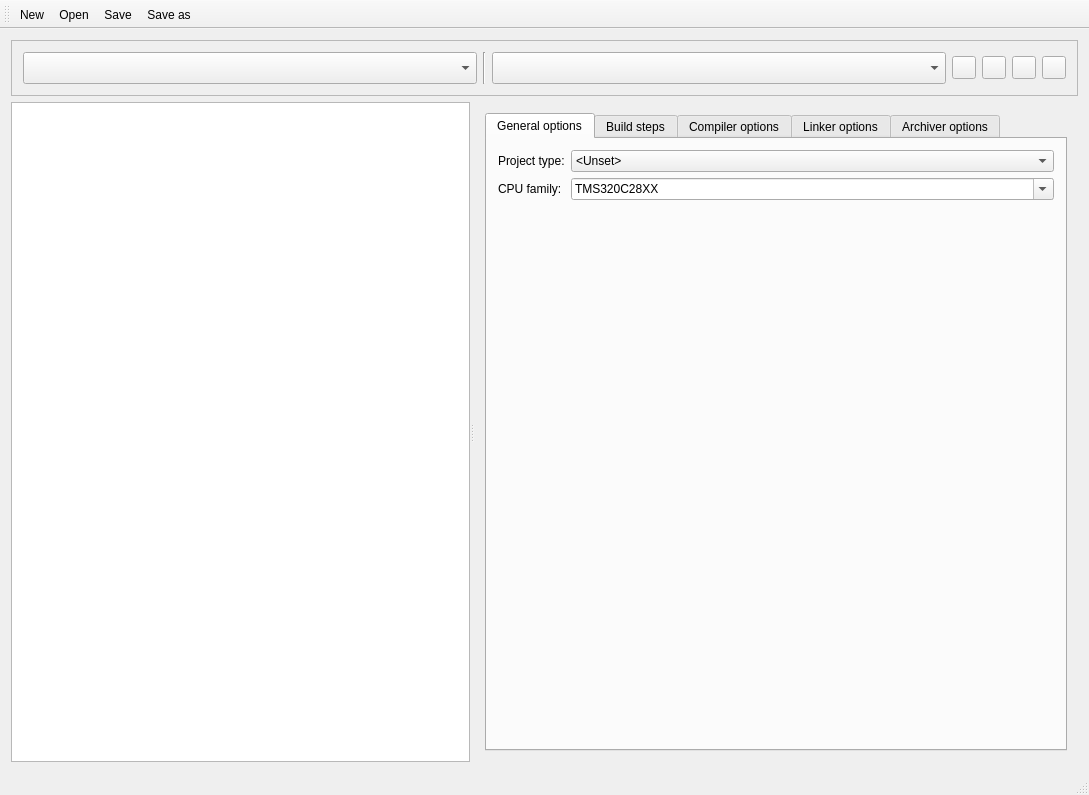
Above: mainwindow.ui from molotov-dmitry/ccs-pjt-editor-qt before the change. Below: the same form after it.
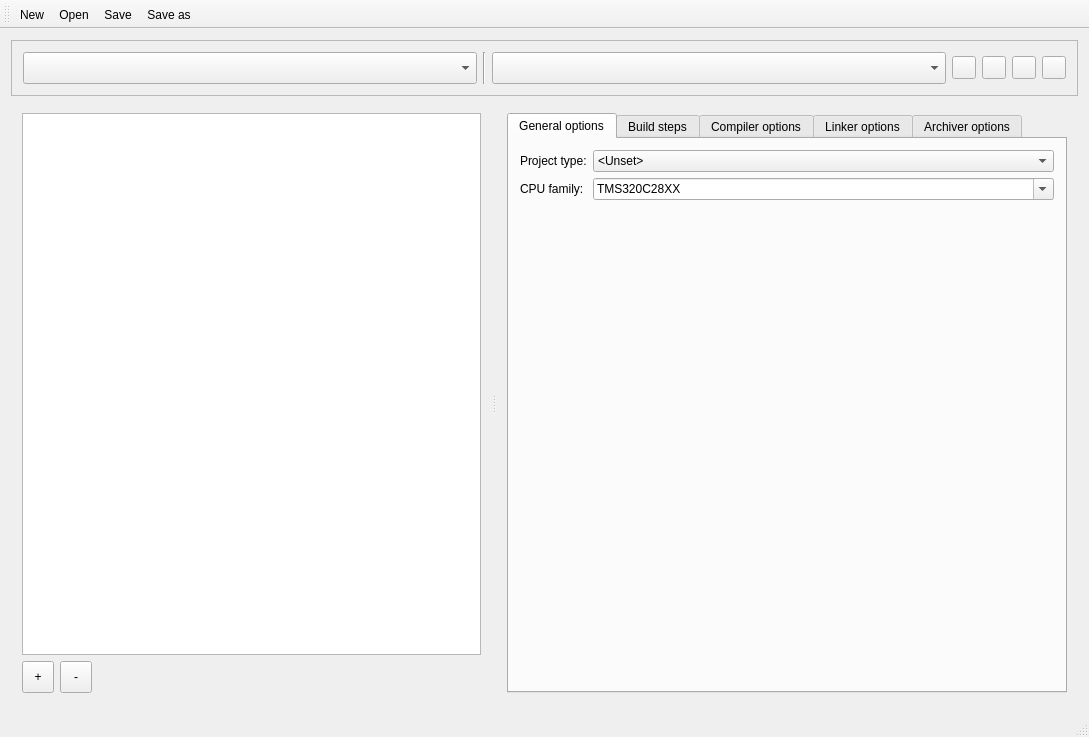
That is the form after the change. Icons and pictures are not drawn. Custom widgets are drawn as their Qt base class.

Commit message: Added sources add/remove buttons.

Diff of the .ui file:
```diff
--- a/mainwindow.ui
+++ b/mainwindow.ui
@@ -7,7 +7,7 @@
     <x>0</x>
     <y>0</y>
     <width>1089</width>
-    <height>795</height>
+    <height>737</height>
    </rect>
   </property>
   <property name="windowTitle">
@@ -116,6 +116,9 @@
       <property name="childrenCollapsible">
        <bool>false</bool>
       </property>
+      <widget class="QWidget" name="verticalLayoutWidget">
+       <layout class="QVBoxLayout" name="verticalLayout_6">
+        <item>
       <widget class="QTreeWidget" name="treeSources">
        <property name="headerHidden">
         <bool>true</bool>
@@ -125,6 +128,58 @@
          <string notr="true">1</string>
         </property>
        </column>
+         </widget>
+        </item>
+        <item>
+         <layout class="QHBoxLayout" name="horizontalLayout_2">
+          <item>
+           <widget class="QToolButton" name="buttonAddSource">
+            <property name="minimumSize">
+             <size>
+              <width>32</width>
+              <height>32</height>
+             </size>
+            </property>
+            <property name="text">
+             <string>+</string>
+            </property>
+            <property name="icon">
+             <iconset theme="add"/>
+            </property>
+           </widget>
+          </item>
+          <item>
+           <widget class="QToolButton" name="buttonRemoveSource">
+            <property name="minimumSize">
+             <size>
+              <width>32</width>
+              <height>32</height>
+             </size>
+            </property>
+            <property name="text">
+             <string>-</string>
+            </property>
+            <property name="icon">
+             <iconset theme="remove"/>
+            </property>
+           </widget>
+          </item>
+          <item>
+           <spacer name="horizontalSpacer">
+            <property name="orientation">
+             <enum>Qt::Horizontal</enum>
+            </property>
+            <property name="sizeHint" stdset="0">
+             <size>
+              <width>40</width>
+              <height>20</height>
+             </size>
+            </property>
+           </spacer>
+          </item>
+         </layout>
+        </item>
+       </layout>
       </widget>
       <widget class="QStackedWidget" name="stackedWidget">
        <widget class="QWidget" name="pageProjectSettings">
```
Lines whose indentation alone changed are shown as unchanged. The commit also changes 2 other files.
